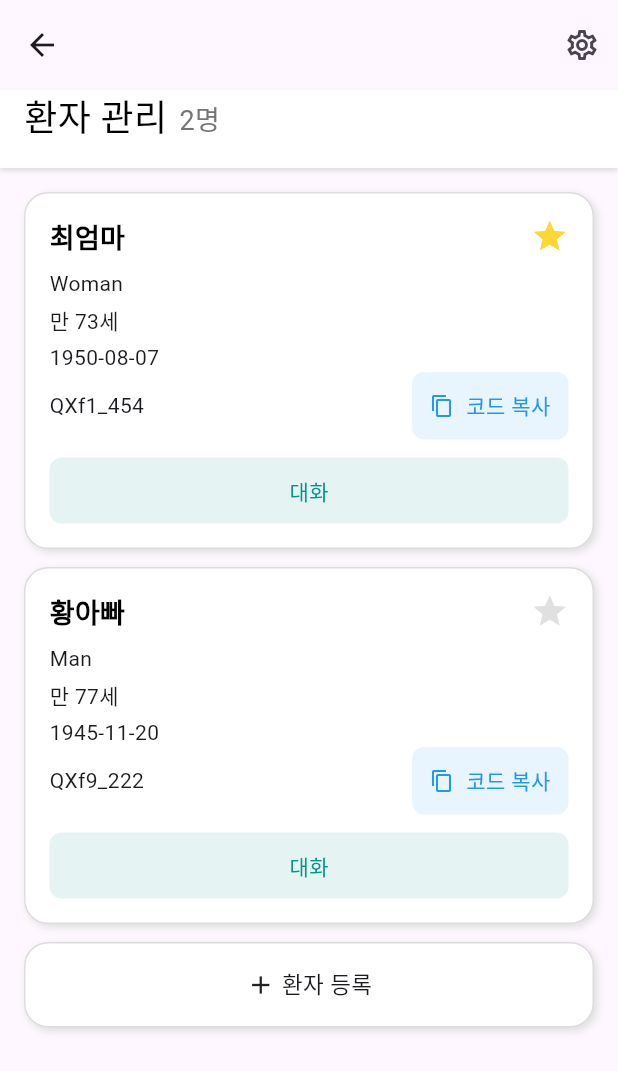
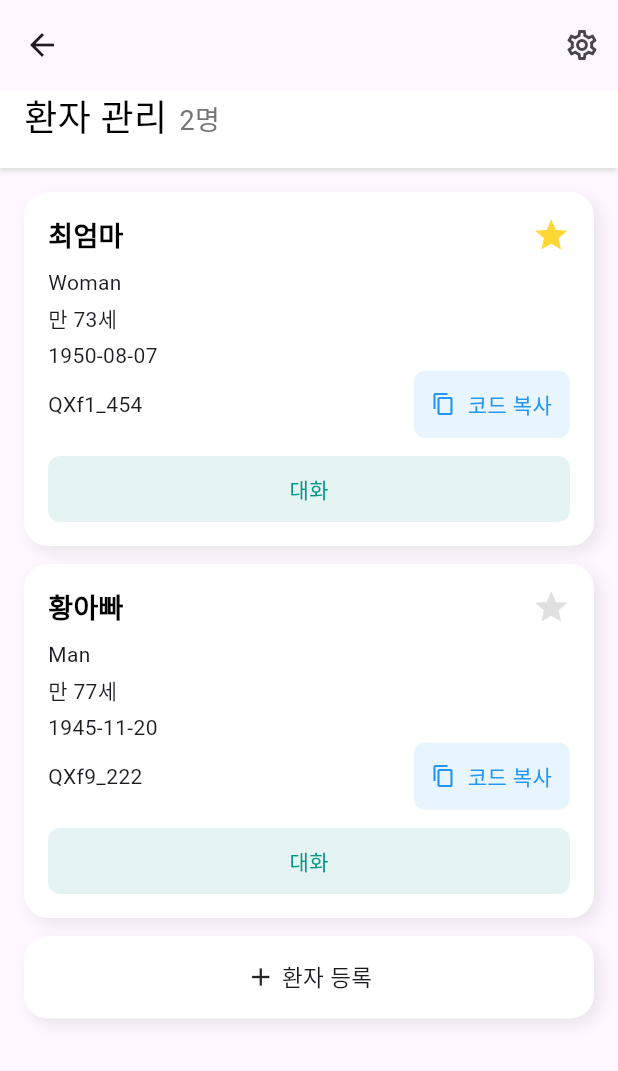
Before and after one commit to DDOLDDOL/my_childrens_voice_app, a Flutter app: the _InpatientManagingView screen opened directly, on a phone screen of 412 x 824 dp. Shown: the top 1071 px of the screen. Run offline on Flutter 3.47's test engine with Material 2 defaults, Android fonts, the phone set to English and light mode, and no system bars; our stand-ins replace dio, flutter_bloc, flutter_spinkit, font_awesome_flutter, freezed_annotation, hive_flutter; accounts and stored records are empty; generated files the repository leaves out were written again; statements that could not run were skipped.

Commit message:
feat: Create wrapper

```diff
--- a/lib/common/widgets/wrapper.dart
+++ b/lib/common/widgets/wrapper.dart
@@ -1,34 +1,45 @@
 import 'package:flutter/material.dart';
 
+// TODO: [BoxDecoration] 리팩토링
 class Wrapper extends StatelessWidget {
   const Wrapper({
     Key? key,
     required this.child,
     this.padding = const EdgeInsets.all(16),
-    this.backgroundColor = Colors.white,
+    this.decoration,
   }) : super(key: key);
 
   final EdgeInsets padding;
-  final Color backgroundColor;
+  final BoxDecoration? decoration;
   final Widget child;
 
   @override
   Widget build(BuildContext context) {
     return Container(
       padding: padding,
-      decoration: BoxDecoration(
-        color: backgroundColor,
-        border: Border.all(color: const Color(0xFFDDDDDD)),
-        borderRadius: BorderRadius.circular(16),
-        boxShadow: const [
-          BoxShadow(
-            blurRadius: 4,
-            color: Color(0xFFDDDDDD),
-            offset: Offset(2, 2),
-          ),
-        ],
-      ),
+      decoration: decoration?.copyWith(
+            color: decoration?.color ?? _defaultDecoration.color!,
+            shape: decoration?.shape ?? _defaultDecoration.shape,
+            borderRadius: decoration?.shape == null
+                ? decoration?.borderRadius ?? _defaultDecoration.borderRadius!
+                : null,
+            boxShadow: decoration?.boxShadow ?? _defaultDecoration.boxShadow!,
+          ) ??
+          _defaultDecoration,
       child: child,
     );
   }
+
+  BoxDecoration get _defaultDecoration => BoxDecoration(
+        color: Colors.white,
+        shape: BoxShape.rectangle,
+        borderRadius: BorderRadius.circular(16),
+        boxShadow: [
+          BoxShadow(
+            blurRadius: 8,
+            color: Colors.black.withOpacity(0.08),
+            offset: const Offset(4, 4),
+          ),
+        ],
+      );
 }
```
